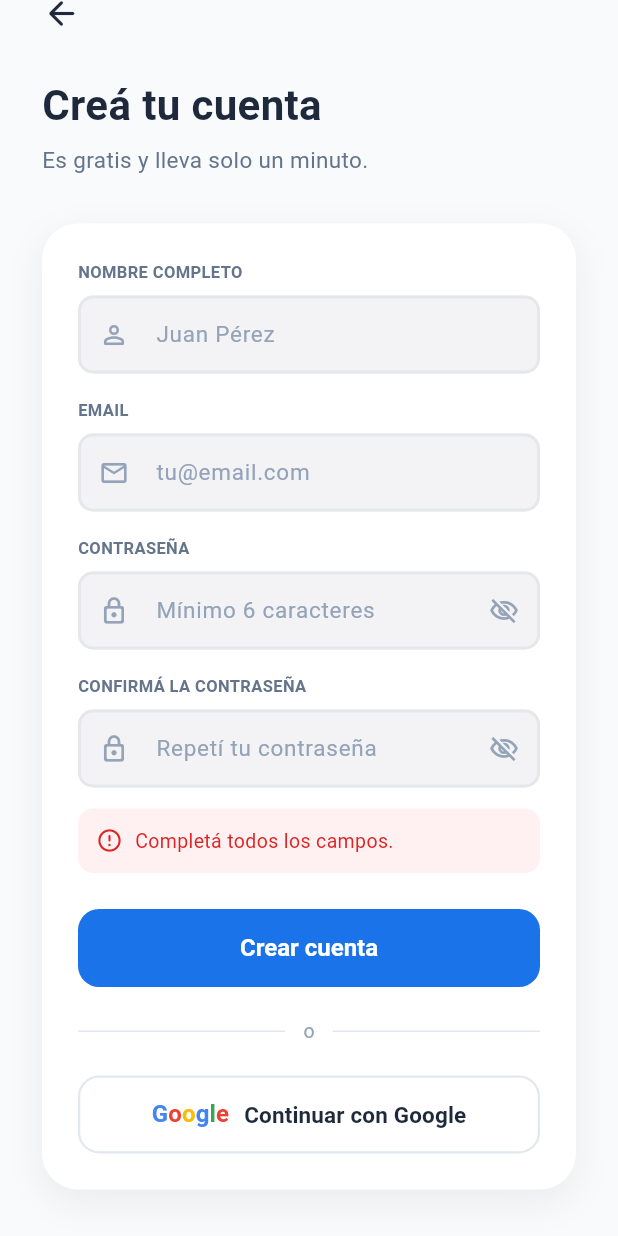
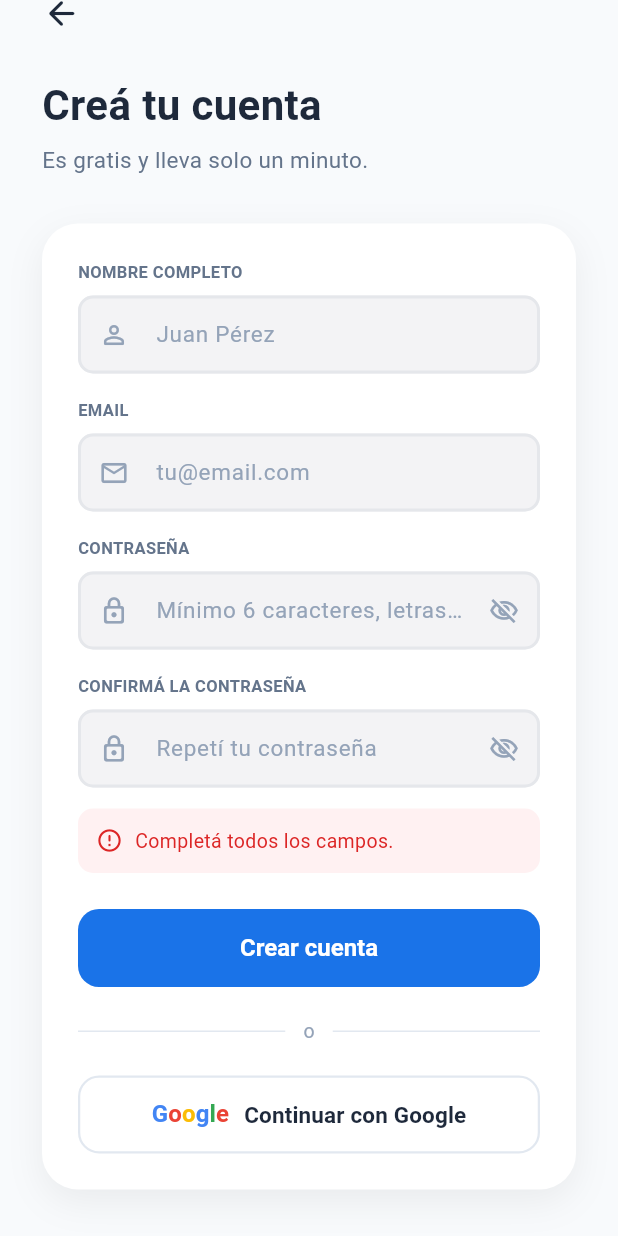
Before and after one commit to AlejoRau/Viajemos, a Flutter app: the RegisterScreen screen opened by its route, scrolled down 44 dp, after a tap on "Crear cuenta", on a phone screen of 412 x 824 dp. Run offline on Flutter 3.47's test engine with Material 3 defaults, Android fonts, the light colour scheme and no system bars; our stand-ins replace cached_network_image, firebase_core, firebase_messaging, flutter_local_notifications, flutter_map, flutter_native_splash and 9 more; accounts and stored records are empty; network calls fail.

Commit message:
Require letters and digits in passwords
Add validation to registration and change-password screens to require at least one letter and one digit in passwords. Update the register screen password hint to 'Mínimo 6 caracteres, letras y números'. Improves password strength and surfaces corresponding Spanish error messages when validation fails.

```diff
--- a/viajemos_app/lib/features/auth/presentation/register_screen.dart
+++ b/viajemos_app/lib/features/auth/presentation/register_screen.dart
@@ -44,6 +44,10 @@ class _RegisterScreenState extends State<RegisterScreen> {
     }
     if (pass.length < 6) {
       setState(() => _error = 'La contraseña debe tener al menos 6 caracteres.');
+      return;
+    }
+    if (!pass.contains(RegExp(r'[a-zA-Z]')) || !pass.contains(RegExp(r'[0-9]'))) {
+      setState(() => _error = 'La contraseña debe contener al menos una letra y un número.');
       return;
     }
     if (pass != confirm) {
@@ -167,7 +171,7 @@ class _RegisterScreenState extends State<RegisterScreen> {
                       _label('CONTRASEÑA'),
                       _obscureField(
                           controller: _passwordController,
-                          hint: 'Mínimo 6 caracteres',
+                          hint: 'Mínimo 6 caracteres, letras y números',
                           obscure: _obscurePass,
                           onToggle: () =>
                               setState(() => _obscurePass = !_obscurePass)),
--- a/viajemos_app/lib/features/profile/presentation/profile_screen.dart
+++ b/viajemos_app/lib/features/profile/presentation/profile_screen.dart
@@ -1414,6 +1414,10 @@ class _ChangePasswordSheetState extends State<_ChangePasswordSheet> {
       setState(() => _error = 'La contraseña debe tener al menos 6 caracteres');
       return;
     }
+    if (!newPass.contains(RegExp(r'[a-zA-Z]')) || !newPass.contains(RegExp(r'[0-9]'))) {
+      setState(() => _error = 'La contraseña debe contener al menos una letra y un número');
+      return;
+    }
     if (newPass != _confirmController.text) {
       setState(() => _error = 'Las contraseñas no coinciden');
       return;
```
